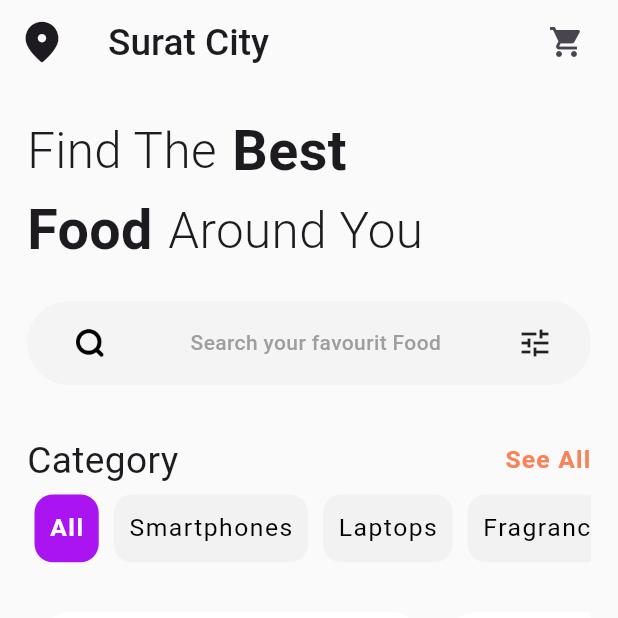
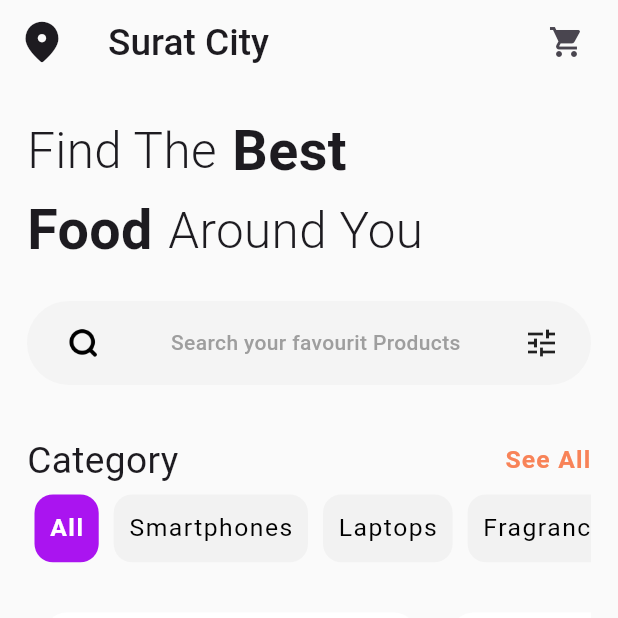
Before and after one commit to SJaynesh/e_commerce_app, a Flutter app: the screen it shows after launch, on a phone screen of 412 x 824 dp, the top half of it. Run offline on Flutter 3.47's test engine with Material 3 defaults, Android fonts, the phone set to English and light mode, and no system bars; our stand-ins replace flutter_rating_bar, flutter_slidable; network calls fail.

Commit message:
E-Commerce-App27/12/2023

```diff
--- a/lib/utills/home_page_utills.dart
+++ b/lib/utills/home_page_utills.dart
@@ -6,7 +6,7 @@ String homePageTitleText1 = "Find The";
 String homePageTitleText2 = "Best";
 String homePageTitleText3 = "Food";
 String homePageTitleText4 = "Around You";
-String homePageSearchBarText = "Search your favourit Food";
+String homePageSearchBarText = "Search your favourit Products";
 
 // Images
 String imagePath = "assets/images/home_page/";
```
Also changed, not shown: 1 other file.
